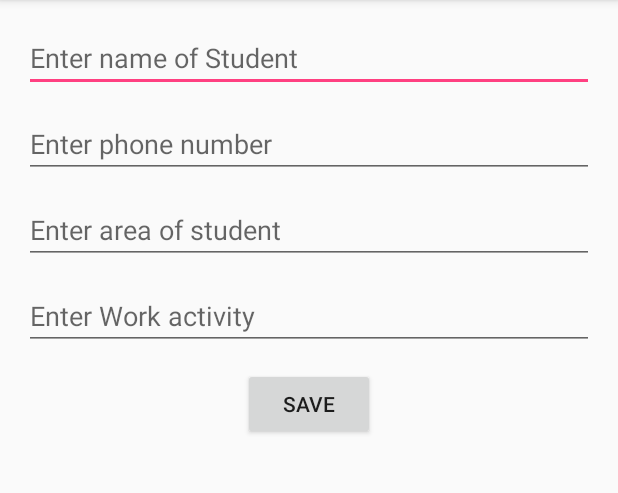
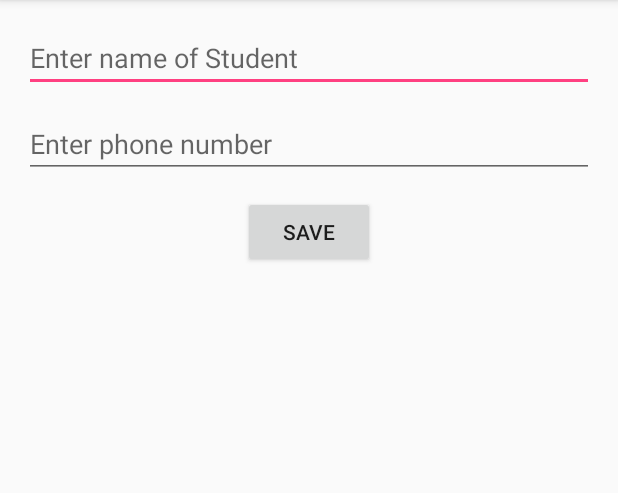
Before and after one commit to ashrafullanam/SqLightDB, an Android app: the screen it shows after launch (StudentEntryActivity), after a tap on "Add New Student", on a phone screen of 412 x 824 dp, the part 84-577 px from its top. Run offline under Robolectric (Android 15) with nearby library versions, the phone set to English and light mode, and no system bars.

Commit message:
Correct change

```diff
--- a/app/src/main/java/com/example/ashraf/sqlightdb/AdapterClass.java
+++ b/app/src/main/java/com/example/ashraf/sqlightdb/AdapterClass.java
@@ -77,6 +77,7 @@ public class AdapterClass extends ArrayAdapter<Student> {
             @Override
             public void onClick(View view) {
                 Intent i=new Intent(context,DetailsActivity.class);
+                Toast.makeText(context, ""+students.get(position).getId(), Toast.LENGTH_SHORT).show();
                 i.putExtra("id",(students.get(position).getId()));
                 context.startActivity(i);
             }
--- a/app/src/main/java/com/example/ashraf/sqlightdb/StudentDataBaseHelper.java
+++ b/app/src/main/java/com/example/ashraf/sqlightdb/StudentDataBaseHelper.java
@@ -15,12 +15,9 @@ public class StudentDataBaseHelper extends SQLiteOpenHelper {
     private static final int DATABASE_VERSION=2;
 
     public static final String TABLE_STUDENTS1="basic_info";
-    public static final String TABLE_STUDENTS2="extra_info";
     public static final String COLUMN_ID="id";
     public static final String COLUMN_NAME="name";
     public static final String COLUMN_PHONE="phone";
-    public static final String COLUMN_ADDRESS="address";
-    public static final String COLUMN_PROFESSION="profession";
 
 
 
@@ -28,8 +25,6 @@ public class StudentDataBaseHelper extends SQLiteOpenHelper {
     private static String CREATE_TABLE_STUDENT_BASIC="create table "+TABLE_STUDENTS1+"("+COLUMN_ID+" integer primary key autoincrement," +COLUMN_NAME+
             " text,"+COLUMN_PHONE+" text);";
 
-    private static String CREATE_TABLE_STUDENT_EXTRA="create table "+TABLE_STUDENTS2+"("+COLUMN_ID+" integer primary key autoincrement," +COLUMN_ADDRESS+
-            " text,"+COLUMN_PROFESSION+" text);";
 
     public StudentDataBaseHelper(Context context) {
         super(context, DATABASE_NAME, null, DATABASE_VERSION);
@@ -38,13 +33,11 @@ public class StudentDataBaseHelper extends SQLiteOpenHelper {
     @Override
     public void onCreate(SQLiteDatabase sqLiteDatabase) {
         sqLiteDatabase.execSQL(CREATE_TABLE_STUDENT_BASIC);
-        sqLiteDatabase.execSQL(CREATE_TABLE_STUDENT_EXTRA);
     }
 
     @Override
     public void onUpgrade(SQLiteDatabase sqLiteDatabase, int i, int i1) {
        sqLiteDatabase.execSQL("drop "+TABLE_STUDENTS1+" if exists");
-        sqLiteDatabase.execSQL("drop "+TABLE_STUDENTS2+" if exists");
        onCreate(sqLiteDatabase);
     }
 }
--- a/app/src/main/java/com/example/ashraf/sqlightdb/StudentEntryActivity.java
+++ b/app/src/main/java/com/example/ashraf/sqlightdb/StudentEntryActivity.java
@@ -1,19 +1,18 @@
 package com.example.ashraf.sqlightdb;
 
 import android.content.Intent;
+import android.os.Bundle;
 import android.support.v7.app.AppCompatActivity;
-import android.os.Bundle;
 import android.view.View;
 import android.widget.Button;
 import android.widget.EditText;
-import android.widget.Toast;
 
 public class StudentEntryActivity extends AppCompatActivity {
     EditText nameEt;
     EditText phoneEt,addressEt,professionEt;
     StudedentDataManager studedentDataManager;
     Button btnSave;
-    private String name,phone,address,profession;
+    private String name,phone;
     int id=0;
     @Override
     protected void onCreate(Bundle savedInstanceState) {
@@ -21,13 +20,10 @@ public class StudentEntryActivity extends AppCompatActivity {
         setContentView(R.layout.activity_student_entry);
         nameEt= (EditText) findViewById(R.id.nameEt);
         phoneEt= (EditText) findViewById(R.id.phoneET);
-        addressEt= (EditText) findViewById(R.id.addressEt);
-        professionEt= (EditText) findViewById(R.id.profEt);
         btnSave= (Button) findViewById(R.id.btnSave);
         name=getIntent().getStringExtra("name");
         phone=getIntent().getStringExtra("phone");
-        address=getIntent().getStringExtra("address");
-        profession=getIntent().getStringExtra("profession");
+
         id=getIntent().getIntExtra("id",0);
 
 
@@ -36,8 +32,7 @@ public class StudentEntryActivity extends AppCompatActivity {
             btnSave.setText("Update");
             nameEt.setText(name);
             phoneEt.setText(phone);
-            professionEt.setText(profession);
-            addressEt.setText(address);
+
         }
     }
 
@@ -53,7 +48,7 @@ public class StudentEntryActivity extends AppCompatActivity {
 
         if(id!=0){
 
-            Student student=new Student(nameEt.getText().toString(),phoneEt.getText().toString(),addressEt.getText().toString(),professionEt.getText().toString());
+            Student student=new Student(nameEt.getText().toString(),phoneEt.getText().toString());
 
             studedentDataManager=new StudedentDataManager(this);
             studedentDataManager.update(student,id);
@@ -62,13 +57,13 @@ public class StudentEntryActivity extends AppCompatActivity {
 
         }else {
 
-            Student student = new Student(nameEt.getText().toString(), phoneEt.getText().toString(), addressEt.getText() .toString(), professionEt.getText().toString());
+            Student student = new Student(nameEt.getText().toString(), phoneEt.getText().toString());
             studedentDataManager = new StudedentDataManager(this);
             long isInserted = studedentDataManager.addStudent(student);
             if (isInserted > 0) {
                 //Toast.makeText(this, "Index " + isInserted, Toast.LENGTH_SHORT).show();
                 this.finish();
-                 startActivity(new Intent(this, MainActivity.class));
+                 //startActivity(new Intent(this, MainActivity.class));
             } else {
                 //Toast.makeText(this, "Unable to save data", Toast.LENGTH_SHORT).show();
             }
--- a/app/src/main/res/layout/activity_student_entry.xml
+++ b/app/src/main/res/layout/activity_student_entry.xml
@@ -25,18 +25,6 @@
         android:layout_width="match_parent"
         android:layout_height="wrap_content"
         android:layout_marginBottom="12dp"/>
-    <EditText
-        android:id="@+id/addressEt"
-        android:hint="Enter area of student"
-        android:layout_width="match_parent"
-        android:layout_height="wrap_content"
-        android:layout_marginBottom="12dp"/>
-    <EditText
-        android:id="@+id/profEt"
-        android:hint="Enter Work activity"
-        android:layout_width="match_parent"
-        android:layout_height="wrap_content"
-        android:layout_marginBottom="12dp"/>
     <Button
         android:id="@+id/btnSave"
         android:text="save"
```
Also changed, not shown: app/src/main/java/com/example/ashraf/sqlightdb/DetailsActivity.java (+2 -11 lines), app/src/main/java/com/example/ashraf/sqlightdb/StudedentDataManager.java (+5 -30 lines), app/src/main/java/com/example/ashraf/sqlightdb/Student.java (+4 -24 lines), app/src/main/res/layout/activity_details.xml (+0 -13 lines).
